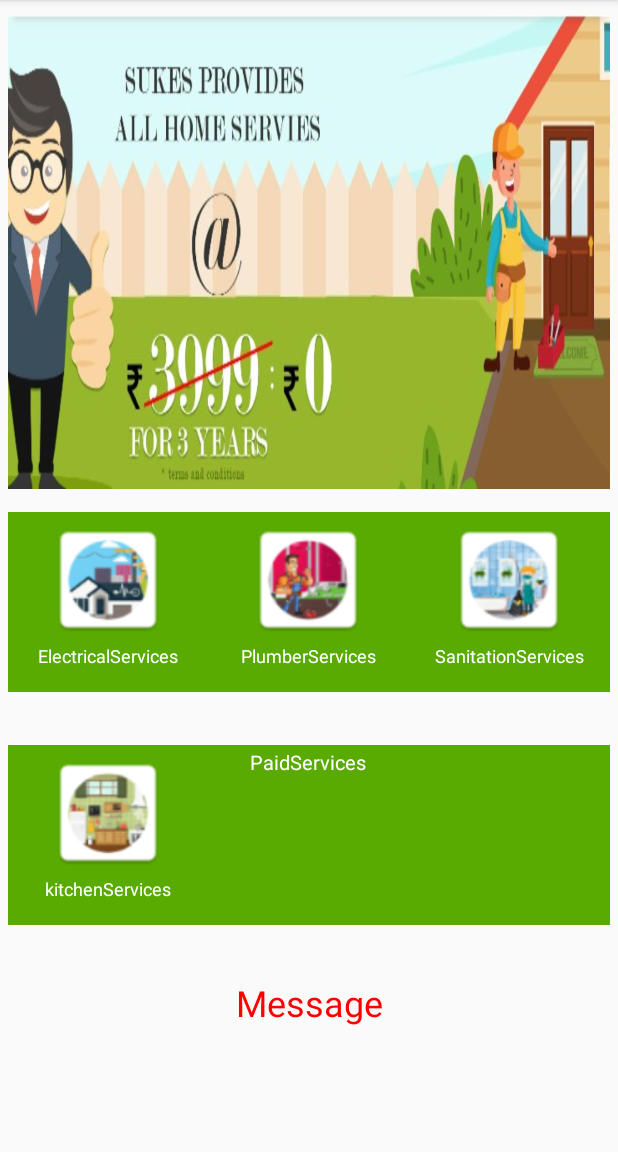
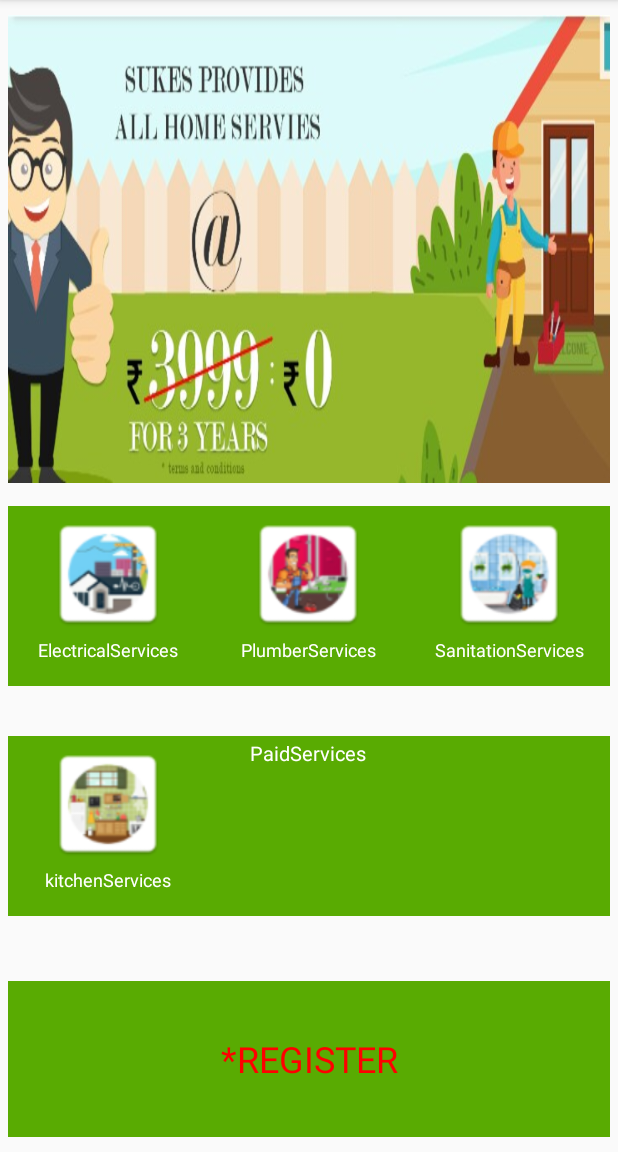
Before and after one commit to dharaniab98/sukes, an Android app: the MainActivity screen opened directly, with no data from a screen before it, on a phone screen of 412 x 824 dp, the part 84-1236 px from its top. Run offline under Robolectric (Android 15) with nearby library versions, the phone set to English and light mode, and no system bars; 1 statement that could not run was skipped.

```diff
--- a/app/src/main/java/com/example/dharani/navigation/Complaint_Activity.java
+++ b/app/src/main/java/com/example/dharani/navigation/Complaint_Activity.java
@@ -11,6 +11,8 @@ public class Complaint_Activity extends AppCompatActivity {
     protected void onCreate(Bundle savedInstanceState) {
         super.onCreate(savedInstanceState);
         setContentView(R.layout.activity_complaint);
+        getSupportActionBar().setTitle("Service Register");
+        getSupportActionBar().setDisplayHomeAsUpEnabled(true);
 
         String service_type = getIntent().getStringExtra("TYPE_SERVICE");
         Log.d("service is:",""+service_type);
--- a/app/src/main/java/com/example/dharani/navigation/Login_Activity.java
+++ b/app/src/main/java/com/example/dharani/navigation/Login_Activity.java
@@ -126,7 +126,7 @@ public class Login_Activity extends Activity {
                         // On complete call either onLoginSuccess or onLoginFailed
                         if(status.equals("true") || status_Pref.equals("true")){
                             onLoginSuccess();
-                        }else
+                         }else
                         {
                             onLoginFailed();
                         }
--- a/app/src/main/java/com/example/dharani/navigation/MainActivity.java
+++ b/app/src/main/java/com/example/dharani/navigation/MainActivity.java
@@ -1,5 +1,8 @@
 package com.example.dharani.navigation;
 
+import android.animation.Animator;
+import android.animation.AnimatorInflater;
+import android.animation.ObjectAnimator;
 import android.content.Intent;
 import android.os.Bundle;
 import android.support.design.widget.FloatingActionButton;
@@ -13,6 +16,8 @@ import android.support.v7.app.AppCompatActivity;
 import android.support.v7.widget.Toolbar;
 import android.view.Menu;
 import android.view.MenuItem;
+import android.view.animation.Animation;
+import android.view.animation.AnimationUtils;
 import android.widget.ImageView;
 import android.widget.LinearLayout;
 import android.widget.TextView;
@@ -25,6 +30,7 @@ public class MainActivity extends AppCompatActivity
     ImageView SanitationIntent;
     ImageView plumberIntent;
     TextView paidIntent;
+    TextView blink;
     @Override
     protected void onCreate(Bundle savedInstanceState) {
         super.onCreate(savedInstanceState);
@@ -37,6 +43,10 @@ public class MainActivity extends AppCompatActivity
         }
         setContentView(R.layout.activity_main);
 
+       /*  blink=(TextView)findViewById(R.id.register_blink);
+        ObjectAnimator blinkAnim=(ObjectAnimator) AnimatorInflater.loadAnimator(getApplicationContext(),R.animator.blinking_animation);
+        blinkAnim.setTarget(blink);
+        blinkAnim.start();*/
 
         ElectricalsIntent = (ImageView) findViewById(R.id.electricals);
         ElectricalsIntent.setOnClickListener(new View.OnClickListener() {
@@ -105,6 +115,9 @@ public class MainActivity extends AppCompatActivity
 
         NavigationView navigationView = (NavigationView) findViewById(R.id.nav_view);
         navigationView.setNavigationItemSelectedListener(this);
+
+
+
     }
 
     @Override
--- a/app/src/main/java/com/example/dharani/navigation/Paid_Services_Activity.java
+++ b/app/src/main/java/com/example/dharani/navigation/Paid_Services_Activity.java
@@ -17,6 +17,9 @@ public class Paid_Services_Activity extends AppCompatActivity {
     protected void onCreate(Bundle savedInstanceState) {
         super.onCreate(savedInstanceState);
         setContentView(R.layout.activity_paid__services_);
+
+        getSupportActionBar().setTitle("Paid Services");
+        getSupportActionBar().setDisplayHomeAsUpEnabled(true);
 
         final ArrayList<String> arrayList = new ArrayList<>();
         arrayList.add("Acting Drivers");
--- a/app/src/main/java/com/example/dharani/navigation/Profile_Activity.java
+++ b/app/src/main/java/com/example/dharani/navigation/Profile_Activity.java
@@ -9,5 +9,10 @@ public class Profile_Activity extends AppCompatActivity {
     protected void onCreate(Bundle savedInstanceState) {
         super.onCreate(savedInstanceState);
         setContentView(R.layout.profile);
+
+        getSupportActionBar().setTitle("My Profile");
+        getSupportActionBar().setDisplayHomeAsUpEnabled(true);
+
+
     }
 }
--- /dev/null
+++ b/app/src/main/res/animator/blinking_animation.xml
@@ -0,0 +1,9 @@
+<?xml version="1.0" encoding="utf-8"?>
+<objectAnimator xmlns:android="http://schemas.android.com/apk/res/android"
+    android:valueTo="1.0"
+    android:repeatMode="reverse"
+    android:repeatCount="infinite"
+    android:valueFrom="0.0"
+    android:duration="1000"
+    android:valueType="floatType">
+</objectAnimator>
--- a/app/src/main/res/layout/activity_refferal.xml
+++ b/app/src/main/res/layout/activity_refferal.xml
@@ -85,7 +85,7 @@
         android:paddingLeft="40dp"
         android:paddingRight="40dp"
         android:text="INVITE"
-        android:textSize="22sp"
+        android:textSize="20sp"
         android:translationZ="2dp" />
 
     <TextView
--- a/app/src/main/res/layout/content_main.xml
+++ b/app/src/main/res/layout/content_main.xml
@@ -212,19 +212,35 @@
 
         </LinearLayout>
         </LinearLayout>
+
         <LinearLayout
             android:layout_width="match_parent"
             android:layout_height="0dp"
-            android:layout_weight="1">
-            <TextView
+            android:layout_marginTop="10dp"
+            android:layout_weight="1"
+            android:background="#59ab02">
+            <ViewFlipper
                 android:layout_width="match_parent"
                 android:layout_height="match_parent"
-                android:text="Message"
-                android:textColor="#FF0000"
+                android:flipInterval="4000"
+                android:autoStart="true"
+                android:animateFirstView="true"
+                android:inAnimation="@anim/fade_in"
+                android:orientation="horizontal"
+                android:outAnimation="@anim/fade_out">
+            <TextView
+                android:id="@+id/register_blink"
+                android:layout_width="match_parent"
+                android:layout_height="wrap_content"
+                android:background="#59ab02"
+                android:layout_marginLeft="20dp"
+                android:layout_marginRight="20dp"
+                android:text="*REGISTER"
                 android:textAlignment="center"
                 android:layout_gravity="center"
-                android:textSize="24sp"
-                />
+                android:textColor="#FF0000"
+                android:textSize="24sp" />
+            </ViewFlipper>
         </LinearLayout>
 
     </LinearLayout>
```
Also changed, not shown: app/src/main/AndroidManifest.xml (+16 -5 lines), app/src/main/java/com/example/dharani/navigation/Refferal_Activity.java (+26 -0 lines), app/src/main/res/drawable/ic_send_black_24dp.xml (added, +9 -0 lines).
